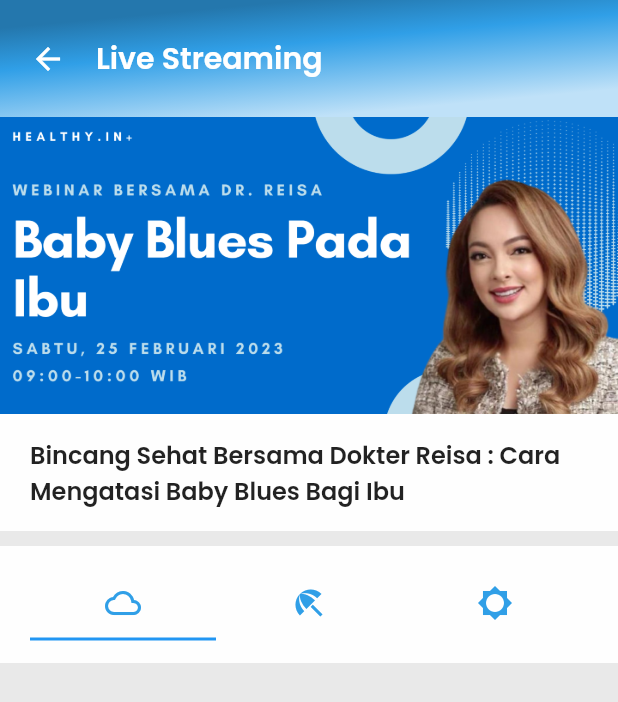
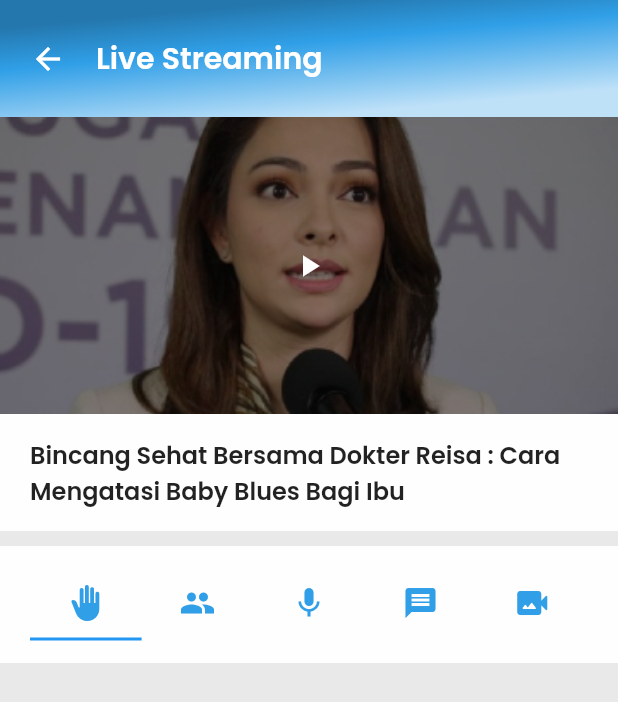
Before and after one commit to ashenladd/healthy_in, a Flutter app: the LiveStreamingPage screen opened by its route, on a phone screen of 412 x 824 dp. Shown: the top 702 px of the screen. Run offline on Flutter 3.47's test engine with Material 2 defaults, Android fonts, the phone set to English and light mode, and no system bars; our stand-ins replace firebase_auth, firebase_core, flutter_svg, get, google_fonts, google_sign_in; accounts and stored records are empty; network calls fail.

Commit message:
Adding LiveStreamPage

```diff
--- a/lib/Pages/Webinar Page/live_streaming_page.dart
+++ b/lib/Pages/Webinar Page/live_streaming_page.dart
@@ -1,4 +1,5 @@
 import 'package:flutter/material.dart';
+import 'package:get/get.dart';
 import 'package:healthy_in/theme/colors.dart';
 import 'package:healthy_in/theme/fonts.dart';
 import 'package:healthy_in/widgets/app_top_bar.dart';
@@ -17,7 +18,7 @@ class _LiveStreamingPageState extends State<LiveStreamingPage>
   @override
   void initState() {
     super.initState();
-    _tabController = TabController(length: 3, vsync: this);
+    _tabController = TabController(length: 5, vsync: this);
   }
 
   @override
@@ -29,7 +30,10 @@ class _LiveStreamingPageState extends State<LiveStreamingPage>
         AppTopBar(
           child: GridTileBar(
             leading: IconButton(
-                onPressed: () {}, icon: const Icon(Icons.arrow_back)),
+                onPressed: () {
+                  Get.back();
+                },
+                icon: const Icon(Icons.arrow_back)),
             title: Text(
               "Live Streaming",
               style: headLine1.copyWith(color: Colors.white),
@@ -42,8 +46,12 @@ class _LiveStreamingPageState extends State<LiveStreamingPage>
             height: 198,
             decoration: const BoxDecoration(
                 image: DecorationImage(
-                    image: AssetImage('assets/Rectangle 1.png'),
+                    image: AssetImage('assets/live_stream.png'),
                     fit: BoxFit.cover)),
+            child: Icon(
+              Icons.play_arrow,
+              color: Colors.white,
+            ),
           ),
           Container(
             width: double.infinity,
@@ -71,15 +79,22 @@ class _LiveStreamingPageState extends State<LiveStreamingPage>
                   tabs: <Widget>[
                     Tab(
                       icon: Icon(
-                        Icons.cloud_outlined,
+                        Icons.back_hand,
                         color: blueNormal,
                       ),
                     ),
                     Tab(
-                      icon: Icon(Icons.beach_access_sharp, color: blueNormal),
+                      icon: Icon(Icons.people, color: blueNormal),
                     ),
                     Tab(
-                      icon: Icon(Icons.brightness_5_sharp, color: blueNormal),
+                      icon: Icon(Icons.mic, color: blueNormal),
+                    ),
+                    Tab(
+                      icon: Icon(Icons.message, color: blueNormal),
+                    ),
+                    Tab(
+                      icon: Icon(Icons.video_camera_back_rounded,
+                          color: blueNormal),
                     ),
                   ],
                 ),
--- a/pubspec.yaml
+++ b/pubspec.yaml
@@ -28,6 +28,7 @@ environment:
 # the latest version available on pub.dev. To see which dependencies have newer
 # versions available, run `flutter pub outdated`.
 dependencies:
+  cloud_firestore: ^4.4.3
   cupertino_icons: ^1.0.2
   firebase_auth: ^4.2.2
   firebase_core: ^2.7.0
```
Also changed, not shown: lib/Pages/Webinar Page/jadwal_webinar_page.dart (+11 -4 lines), assets/live_stream.png (added), assets/live_stream.svg (added), pubspec.lock, 2 other files.
